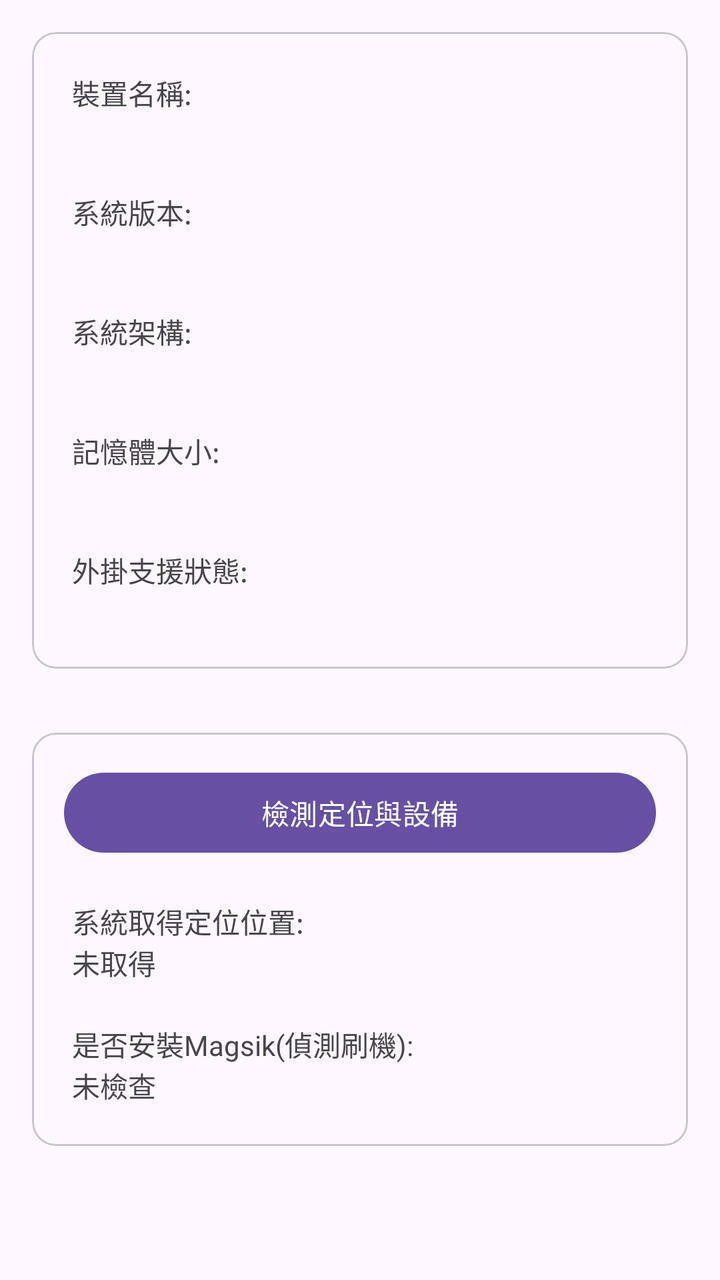
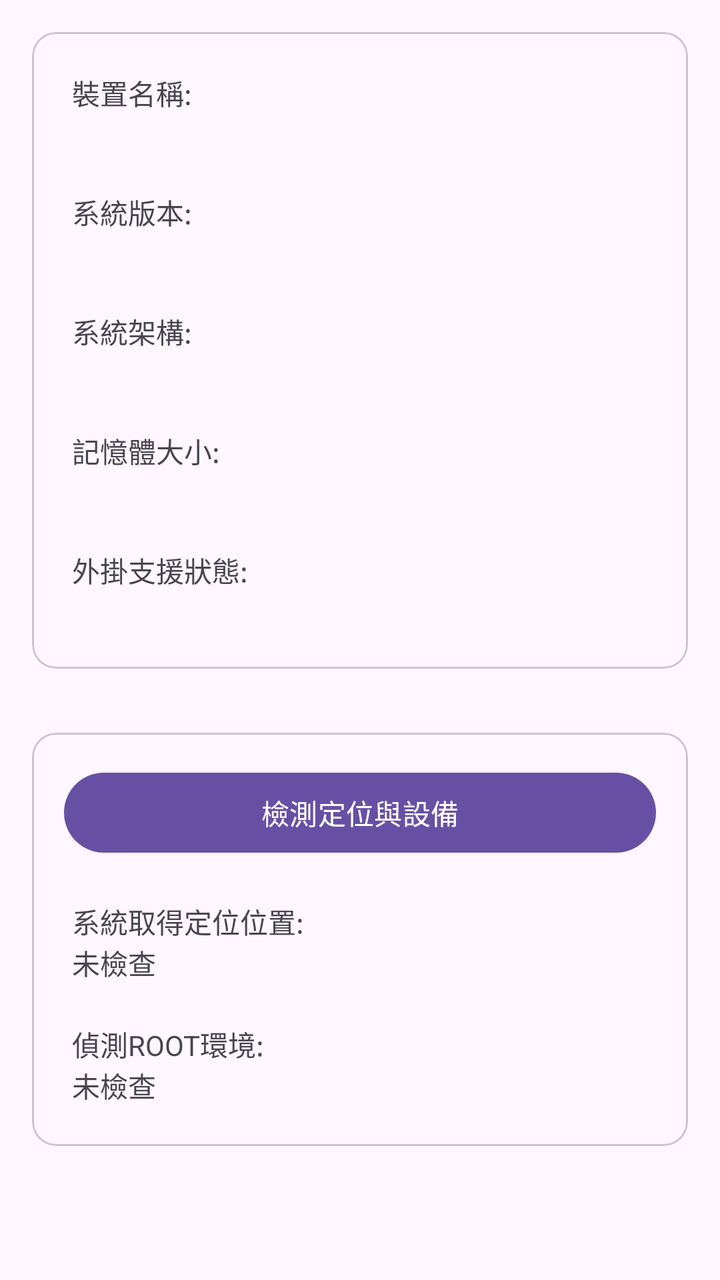

An Android layout rendered at two revisions. The XML below is the earlier revision; the diff shows what the commit changed to produce the second picture.
<!-- AndroidManifest.xml: application theme Theme.DynamicColors -->
<!-- res/layout/fragment_home.xml -->
<?xml version="1.0" encoding="utf-8"?>
<ScrollView xmlns:android="http://schemas.android.com/apk/res/android"
    xmlns:tools="http://schemas.android.com/tools"
    android:layout_width="match_parent"
    android:layout_height="match_parent"
    tools:context=".fragment.Home">

    <LinearLayout
        android:layout_width="match_parent"
        android:layout_height="wrap_content"
        android:orientation="vertical"
        tools:ignore="UselessParent">

        <com.google.android.material.card.MaterialCardView
            android:layout_width="match_parent"
            android:layout_height="wrap_content"
            android:layout_margin="16dp"
            android:layout_marginTop="16dp"
            android:checkable="true"
            android:clickable="true"
            android:focusable="true"
            tools:layout_editor_absoluteX="32dp">

            <LinearLayout
                android:layout_width="match_parent"
                android:layout_height="wrap_content"
                android:orientation="vertical">

                <TextView
                    android:layout_width="match_parent"
                    android:layout_height="wrap_content"
                    android:layout_marginStart="20dp"
                    android:layout_marginTop="20dp"
                    android:layout_marginEnd="20dp"
                    android:text="@string/androidDevices" />

                <TextView
                    android:id="@+id/android_devices"
                    android:layout_width="match_parent"
                    android:layout_height="wrap_content"
                    android:layout_marginStart="20dp"
                    android:layout_marginEnd="20dp"
                    android:text="" />

                <TextView
                    android:layout_width="match_parent"
                    android:layout_height="wrap_content"
                    android:layout_marginStart="20dp"
                    android:layout_marginTop="20dp"
                    android:layout_marginEnd="20dp"
                    android:text="@string/androidVersion" />

                <TextView
                    android:id="@+id/android_version"
                    android:layout_width="match_parent"
                    android:layout_height="wrap_content"
                    android:layout_marginStart="20dp"
                    android:layout_marginEnd="20dp"
                    android:text="" />

                <TextView
                    android:layout_width="match_parent"
                    android:layout_height="wrap_content"
                    android:layout_marginStart="20dp"
                    android:layout_marginTop="20dp"
                    android:layout_marginEnd="20dp"
                    android:text="@string/androidAbi" />

                <TextView
                    android:id="@+id/android_abi"
                    android:layout_width="match_parent"
                    android:layout_height="wrap_content"
                    android:layout_marginStart="20dp"
                    android:layout_marginEnd="20dp"
                    android:text="" />

                <TextView
                    android:layout_width="match_parent"
                    android:layout_height="wrap_content"
                    android:layout_marginStart="20dp"
                    android:layout_marginTop="20dp"
                    android:layout_marginEnd="20dp"
                    android:text="@string/androidRamSize" />

                <TextView
                    android:id="@+id/android_ramSize"
                    android:layout_width="match_parent"
                    android:layout_height="wrap_content"
                    android:layout_marginStart="20dp"
                    android:layout_marginEnd="20dp"
                    android:text="" />

                <TextView
                    android:layout_width="match_parent"
                    android:layout_height="wrap_content"
                    android:layout_marginStart="20dp"
                    android:layout_marginTop="20dp"
                    android:layout_marginEnd="20dp"
                    android:text="@string/androidPgtoolsSupper" />

                <TextView
                    android:id="@+id/android_pgtoolsSupper"
                    android:layout_width="match_parent"
                    android:layout_height="wrap_content"
                    android:layout_marginStart="20dp"
                    android:layout_marginEnd="20dp"
                    android:layout_marginBottom="20dp"
                    android:text="" />

            </LinearLayout>

        </com.google.android.material.card.MaterialCardView>

        <com.google.android.material.card.MaterialCardView
            android:layout_width="match_parent"
            android:layout_height="wrap_content"
            android:layout_margin="16dp"
            android:checkable="true"
            android:clickable="true"
            android:focusable="true"
            tools:layout_editor_absoluteX="32dp">

            <LinearLayout
                android:layout_width="match_parent"
                android:layout_height="wrap_content"
                android:orientation="vertical">

                <Button
                    android:id="@+id/check_location"
                    style="@style/Widget.Material3.Button"
                    android:layout_width="match_parent"
                    android:layout_height="wrap_content"
                    android:layout_marginStart="16dp"
                    android:layout_marginTop="16dp"
                    android:layout_marginEnd="16dp"
                    android:text="@string/check_button" />

                <TextView
                    android:layout_width="match_parent"
                    android:layout_height="wrap_content"
                    android:layout_marginStart="20dp"
                    android:layout_marginTop="20dp"
                    android:layout_marginEnd="20dp"
                    android:text="系統取得定位位置:" />

                <TextView
                    android:id="@+id/location_system"
                    android:layout_width="match_parent"
                    android:layout_height="wrap_content"
                    android:layout_marginStart="20dp"
                    android:layout_marginEnd="20dp"
                    android:text="未取得" />

                <TextView
                    android:layout_width="match_parent"
                    android:layout_height="wrap_content"
                    android:layout_marginStart="20dp"
                    android:layout_marginTop="20dp"
                    android:text="是否安裝Magsik(偵測刷機):" />

                <TextView
                    android:id="@+id/check_magisk"
                    android:layout_width="match_parent"
                    android:layout_height="wrap_content"
                    android:layout_marginStart="20dp"
                    android:layout_marginEnd="20dp"
                    android:layout_marginBottom="20dp"
                    android:text="未檢查" />

            </LinearLayout>
        </com.google.android.material.card.MaterialCardView>
    </LinearLayout>
</ScrollView>
<!-- resources referenced by this layout -->
<resources>
  <string name="androidAbi">系統架構:</string>
  <string name="androidDevices">裝置名稱:</string>
  <string name="androidPgtoolsSupper">外掛支援狀態:</string>
  <string name="androidRamSize">記憶體大小:</string>
  <string name="androidVersion">系統版本:</string>
  <string name="check_button">檢測定位與設備</string>
  <style name="Theme.DynamicColors" parent="Theme.Material3.DayNight.NoActionBar">
          
          
  
          <item name="android:navigationBarColor">@android:color/transparent</item>
          <item name="android:statusBarColor">@android:color/transparent</item>
          <item name="android:windowLightStatusBar">?attr/isLightTheme</item>
  
      </style>
</resources>

<!-- the commit's change to res/layout/fragment_home.xml (unified diff, before → after) -->
@@ -141,7 +141,7 @@
                     android:layout_marginStart="20dp"
                     android:layout_marginTop="20dp"
                     android:layout_marginEnd="20dp"
-                    android:text="系統取得定位位置:" />
+                    android:text="@string/DetectionPositionTitle" />
 
                 <TextView
                     android:id="@+id/location_system"
@@ -149,14 +149,14 @@
                     android:layout_height="wrap_content"
                     android:layout_marginStart="20dp"
                     android:layout_marginEnd="20dp"
-                    android:text="未取得" />
+                    android:text="@string/notChecked" />
 
                 <TextView
                     android:layout_width="match_parent"
                     android:layout_height="wrap_content"
                     android:layout_marginStart="20dp"
                     android:layout_marginTop="20dp"
-                    android:text="是否安裝Magsik(偵測刷機):" />
+                    android:text="@string/checkROOTTitle" />
 
                 <TextView
                     android:id="@+id/check_magisk"
@@ -165,7 +165,7 @@
                     android:layout_marginStart="20dp"
                     android:layout_marginEnd="20dp"
                     android:layout_marginBottom="20dp"
-                    android:text="未檢查" />
+                    android:text="@string/notChecked" />
 
             </LinearLayout>
         </com.google.android.material.card.MaterialCardView>
<!-- resource entries referenced after the edit -->
@@ -1,11 +1,14 @@
 <!-- resources referenced by this layout -->
 <resources>
+  <string name="DetectionPositionTitle">系統取得定位位置:</string>
   <string name="androidAbi">系統架構:</string>
   <string name="androidDevices">裝置名稱:</string>
   <string name="androidPgtoolsSupper">外掛支援狀態:</string>
   <string name="androidRamSize">記憶體大小:</string>
   <string name="androidVersion">系統版本:</string>
+  <string name="checkROOTTitle">偵測ROOT環境:</string>
   <string name="check_button">檢測定位與設備</string>
+  <string name="notChecked">未檢查</string>
   <style name="Theme.DynamicColors" parent="Theme.Material3.DayNight.NoActionBar">
           
           
@@ -14,6 +17,13 @@
           <item name="android:statusBarColor">@android:color/transparent</item>
           <item name="android:windowLightStatusBar">?attr/isLightTheme</item>
   
+          <item name="preferenceTheme">@style/ThemeOverlay.App.Preference</item>
+      </style>
+  <style name="ThemeOverlay.App.Preference" parent="PreferenceThemeOverlay">
+          <item name="switchPreferenceCompatStyle">@style/PreferenceMaterialSwitch</item>
+      </style>
+  <style name="PreferenceMaterialSwitch" parent="@style/Preference.SwitchPreferenceCompat.Material">
+          <item name="widgetLayout">@layout/preference_switch</item>
       </style>
 </resources>
 
